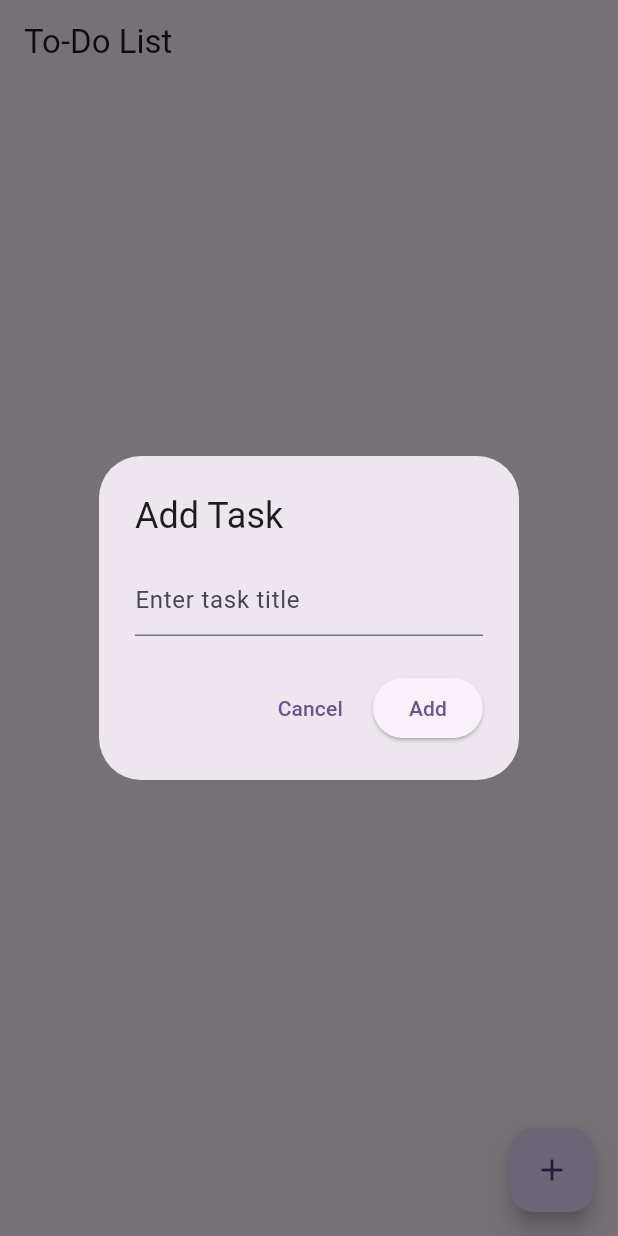
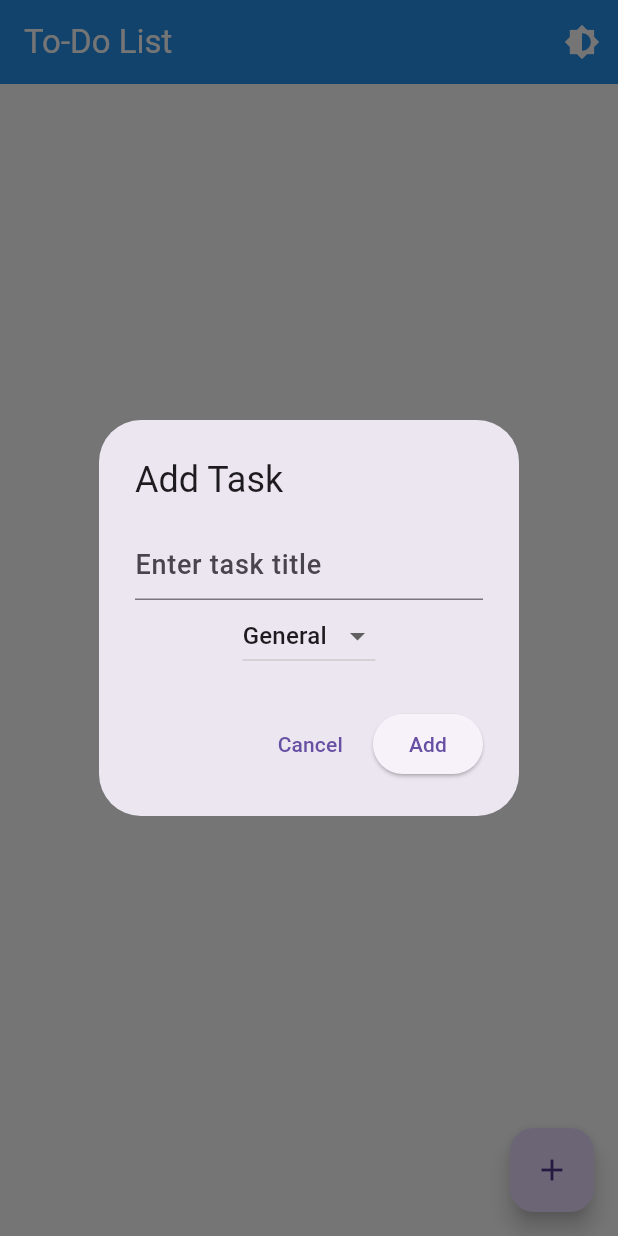
Before and after one commit to shaileshtiwari12/toDoListApp, a Flutter app: the screen it shows after launch, after a tap on the "add" icon, on a phone screen of 412 x 824 dp. Run offline on Flutter 3.47's test engine with Material 3 defaults, Android fonts, the phone set to English and light mode, and no system bars; our stand-ins replace flutter_local_notifications, shared_preferences, sqflite; accounts and stored records are empty.

```diff
--- /dev/null
+++ b/lib/database/database_helper.dart
@@ -0,0 +1,65 @@
+// database/database_helper.dart
+import 'package:sqflite/sqflite.dart';
+import 'package:path/path.dart';
+import 'package:text/models/task_model.dart';
+
+class DatabaseHelper {
+  static final DatabaseHelper instance = DatabaseHelper._init();
+  static Database? _database;
+
+  DatabaseHelper._init();
+
+  Future<Database> get database async {
+    if (_database != null) return _database!;
+    _database = await _initDB('tasks.db');
+    return _database!;
+  }
+
+  Future<Database> _initDB(String filePath) async {
+    final dbPath = await getDatabasesPath();
+    final path = join(dbPath, filePath);
+
+    return await openDatabase(path, version: 1, onCreate: _createDB);
+  }
+
+  Future<void> _createDB(Database db, int version) async {
+    await db.execute('''
+      CREATE TABLE tasks (
+        id INTEGER PRIMARY KEY AUTOINCREMENT,
+        title TEXT NOT NULL,
+        category TEXT NOT NULL,
+        isDone INTEGER NOT NULL
+      )
+    ''');
+  }
+
+  Future<int> insertTask(Task task) async {
+    final db = await instance.database;
+    return await db.insert('tasks', task.toMap());
+  }
+
+  Future<List<Task>> getTasks() async {
+    final db = await instance.database;
+    final result = await db.query('tasks');
+    return result.map((json) => Task.fromMap(json)).toList();
+  }
+
+  Future<int> updateTask(Task task) async {
+    final db = await instance.database;
+    return await db.update(
+      'tasks',
+      task.toMap(),
+      where: 'id = ?',
+      whereArgs: [task.id],
+    );
+  }
+
+  Future<int> deleteTask(int id) async {
+    final db = await instance.database;
+    return await db.delete(
+      'tasks',
+      where: 'id = ?',
+      whereArgs: [id],
+    );
+  }
+}
--- a/lib/main.dart
+++ b/lib/main.dart
@@ -1,21 +1,52 @@
+// main.dart
 import 'package:flutter/material.dart';
-import 'package:text/page/myHomePage.dart';
+import 'package:shared_preferences/shared_preferences.dart';
+import 'screens/todo_list_screen.dart';
+import 'utils/theme_provider.dart';
 
 void main() {
-  runApp(const MyApp());
+  runApp(MyApp());
 }
 
-class MyApp extends StatelessWidget {
+class MyApp extends StatefulWidget {
   const MyApp({super.key});
+
+  @override
+  // ignore: library_private_types_in_public_api
+  _MyAppState createState() => _MyAppState();
+}
+
+class _MyAppState extends State<MyApp> {
+  bool isDarkMode = false;
+
+  @override
+  void initState() {
+    super.initState();
+    _loadTheme();
+  }
+
+  Future<void> _loadTheme() async {
+    final prefs = await SharedPreferences.getInstance();
+    setState(() {
+      isDarkMode = prefs.getBool('isDarkMode') ?? false;
+    });
+  }
+
+  void _toggleTheme() async {
+    final prefs = await SharedPreferences.getInstance();
+    setState(() {
+      isDarkMode = !isDarkMode;
+      prefs.setBool('isDarkMode', isDarkMode);
+    });
+  }
+
   @override
   Widget build(BuildContext context) {
     return MaterialApp(
-      title: 'Flutter Demo',
-      theme: ThemeData(
-        colorScheme: ColorScheme.fromSeed(seedColor: Colors.deepPurple),
-      ),
+      title: 'To-Do List',
+      theme: isDarkMode ? ThemeProvider.darkTheme : ThemeProvider.lightTheme,
       debugShowCheckedModeBanner: false,
-      home: const TodoListScreen(),
+      home: TodoListScreen(toggleTheme: _toggleTheme),
     );
   }
 }
--- /dev/null
+++ b/lib/models/task_model.dart
@@ -0,0 +1,25 @@
+// models/task_model.dart
+class Task {
+  int? id;
+  String title;
+  String category;
+  int isDone;
+
+  Task({this.id, required this.title, required this.category, required this.isDone});
+
+  factory Task.fromMap(Map<String, dynamic> json) => Task(
+        id: json['id'],
+        title: json['title'],
+        category: json['category'],
+        isDone: json['isDone'],
+      );
+
+  Map<String, dynamic> toMap() {
+    return {
+      'id': id,
+      'title': title,
+      'category': category,
+      'isDone': isDone,
+    };
+  }
+}
--- a/lib/page/myHomePage.dart
+++ /dev/null
@@ -1,128 +0,0 @@
-import 'package:flutter/material.dart';
-import 'package:sqflite/sqflite.dart';
-import 'package:path/path.dart';
-
-class TodoListScreen extends StatefulWidget {
-  const TodoListScreen({super.key});
-
-  @override
-  _TodoListScreenState createState() => _TodoListScreenState();
-}
-
-class _TodoListScreenState extends State<TodoListScreen> {
-  late Database _database;
-  List<Map<String, dynamic>> _tasks = [];
-  final TextEditingController _taskController = TextEditingController();
-
-  @override
-  void initState() {
-    super.initState();
-    _initDatabase();
-  }
-
-  Future<void> _initDatabase() async {
-    _database = await openDatabase(
-      join(await getDatabasesPath(), 'todo_database.db'),
-      onCreate: (db, version) {
-        return db.execute(
-          'CREATE TABLE tasks(id INTEGER PRIMARY KEY AUTOINCREMENT, title TEXT, isDone INTEGER)',
-        );
-      },
-      version: 1,
-    );
-    _fetchTasks();
-  }
-
-  Future<void> _fetchTasks() async {
-    final List<Map<String, dynamic>> tasks = await _database.query('tasks');
-    setState(() {
-      _tasks = tasks;
-    });
-  }
-
-  Future<void> _addTask(String title) async {
-    await _database.insert('tasks', {'title': title, 'isDone': 0});
-    _fetchTasks();
-  }
-
-  Future<void> _updateTask(int id, int isDone) async {
-    await _database.update(
-      'tasks',
-      {'isDone': isDone},
-      where: 'id = ?',
-      whereArgs: [id],
-    );
-    _fetchTasks();
-  }
-
-  Future<void> _deleteTask(int id) async {
-    await _database.delete('tasks', where: 'id = ?', whereArgs: [id]);
-    _fetchTasks();
-  }
-
-  void _showAddTaskDialog(context) async {
-    await showDialog(
-      context: context,
-      builder: (context) {
-        return AlertDialog(
-          title: Text('Add Task'),
-          content: TextField(
-            controller: _taskController,
-            decoration: InputDecoration(hintText: 'Enter task title'),
-          ),
-          actions: [
-            TextButton(
-              onPressed: () {
-                Navigator.of(context).pop();
-              },
-              child: Text('Cancel'),
-            ),
-            ElevatedButton(
-              onPressed: () {
-                _addTask(_taskController.text);
-                _taskController.clear();
-                Navigator.of(context).pop();
-              },
-              child: Text('Add'),
-            ),
-          ],
-        );
-      },
-    );
-  }
-
-  @override
-  Widget build(BuildContext context) {
-    return Scaffold(
-      appBar: AppBar(title: Text('To-Do List')),
-      body: ListView.builder(
-        itemCount: _tasks.length,
-        itemBuilder: (context, index) {
-          final task = _tasks[index];
-          return ListTile(
-            title: Text(
-              task['title'],
-              style: TextStyle(
-                decoration:
-                    task['isDone'] == 1 ? TextDecoration.lineThrough : null,
-              ),
-            ),
-            trailing: Checkbox(
-              value: task['isDone'] == 1,
-              onChanged: (value) {
-                _updateTask(task['id'], value! ? 1 : 0);
-              },
-            ),
-            onLongPress: () => _deleteTask(task['id']),
-          );
-        },
-      ),
-      floatingActionButton: FloatingActionButton(
-        onPressed: () {
-          _showAddTaskDialog(context);
-        },
-        child: Icon(Icons.add),
-      ),
-    );
-  }
-}
--- /dev/null
+++ b/lib/screens/todo_list_screen.dart
@@ -0,0 +1,139 @@
+// screens/todo_list_screen.dart
+import 'package:flutter/material.dart';
+import 'package:text/database/database_helper.dart';
+import 'package:text/models/task_model.dart';
+import 'package:text/services/notification_service.dart';
+
+class TodoListScreen extends StatefulWidget {
+  final VoidCallback toggleTheme;
+  const TodoListScreen({super.key, required this.toggleTheme});
+
+  @override
+  // ignore: library_private_types_in_public_api
+  _TodoListScreenState createState() => _TodoListScreenState();
+}
+
+class _TodoListScreenState extends State<TodoListScreen> {
+  List<Task> _tasks = [];
+  final TextEditingController _taskController = TextEditingController();
+  String _selectedCategory = 'General';
+  final List<String> _categories = ['Work', 'Personal', 'General'];
+
+  @override
+  void initState() {
+    super.initState();
+    _fetchTasks();
+    NotificationService.init();
+  }
+
+  Future<void> _fetchTasks() async {
+    final tasks = await DatabaseHelper.instance.getTasks();
+    setState(() {
+      _tasks = tasks;
+    });
+  }
+
+  Future<void> _addTask(String title, String category) async {
+    final task = Task(title: title, category: category, isDone: 0);
+    await DatabaseHelper.instance.insertTask(task);
+    _fetchTasks();
+    NotificationService.showNotification('New Task Added', title);
+  }
+
+  Future<void> _updateTask(Task task) async {
+    task.isDone = task.isDone == 1 ? 0 : 1;
+    await DatabaseHelper.instance.updateTask(task);
+    _fetchTasks();
+  }
+
+  Future<void> _deleteTask(int id) async {
+    await DatabaseHelper.instance.deleteTask(id);
+    _fetchTasks();
+  }
+
+  void _showAddTaskDialog() {
+    showDialog(
+      context: context,
+      builder: (context) {
+        return AlertDialog(
+          title: Text('Add Task'),
+          content: Column(
+            mainAxisSize: MainAxisSize.min,
+            children: [
+              TextField(
+                controller: _taskController,
+                decoration: InputDecoration(hintText: 'Enter task title'),
+              ),
+              DropdownButton<String>(
+                value: _selectedCategory,
+                items: _categories.map((category) {
+                  return DropdownMenuItem(value: category, child: Text(category));
+                }).toList(),
+                onChanged: (value) {
+                  setState(() {
+                    _selectedCategory = value!;
+                  });
+                },
+              ),
+            ],
+          ),
+          actions: [
+            TextButton(
+              onPressed: () => Navigator.of(context).pop(),
+              child: Text('Cancel'),
+            ),
+            ElevatedButton(
+              onPressed: () {
+                _addTask(_taskController.text, _selectedCategory);
+                _taskController.clear();
+                Navigator.of(context).pop();
+              },
+              child: Text('Add'),
+            ),
+          ],
+        );
+      },
+    );
+  }
+
+  @override
+  Widget build(BuildContext context) {
+    return Scaffold(
+      appBar: AppBar(
+        title: Text('To-Do List'),
+        actions: [
+          IconButton(
+            icon: Icon(Icons.brightness_6),
+            onPressed: widget.toggleTheme,
+          ),
+        ],
+      ),
+      body: ListView.builder(
+        itemCount: _tasks.length,
+        itemBuilder: (context, index) {
+          final task = _tasks[index];
+          return ListTile(
+            title: Text(
+              task.title,
+              style: TextStyle(
+                decoration: task.isDone == 1 ? TextDecoration.lineThrough : null,
+              ),
+            ),
+            subtitle: Text(task.category),
+            trailing: Checkbox(
+              value: task.isDone == 1,
+              onChanged: (value) {
+                _updateTask(task);
+              },
+            ),
+            onLongPress: () => _deleteTask(task.id!),
+          );
+        },
+      ),
+      floatingActionButton: FloatingActionButton(
+        onPressed: _showAddTaskDialog,
+        child: Icon(Icons.add),
+      ),
+    );
+  }
+}
--- /dev/null
+++ b/lib/services/notification_service.dart
@@ -0,0 +1,32 @@
+// services/notification_service.dart
+import 'package:flutter_local_notifications/flutter_local_notifications.dart';
+
+class NotificationService {
+  static final FlutterLocalNotificationsPlugin _notificationsPlugin = FlutterLocalNotificationsPlugin();
+
+  static void init() {
+    final InitializationSettings initializationSettings = InitializationSettings(
+      android: AndroidInitializationSettings('@mipmap/ic_launcher'),
+    );
+
+    _notificationsPlugin.initialize(initializationSettings);
+  }
+
+  static Future<void> showNotification(String title, String body) async {
+    const AndroidNotificationDetails androidDetails = AndroidNotificationDetails(
+      'task_channel',
+      'Task Notifications',
+      importance: Importance.high,
+      priority: Priority.high,
+    );
+
+    const NotificationDetails details = NotificationDetails(android: androidDetails);
+
+    await _notificationsPlugin.show(
+      0,
+      title,
+      body,
+      details,
+    );
+  }
+}
--- /dev/null
+++ b/lib/utils/theme_provider.dart
@@ -0,0 +1,54 @@
+// utils/theme_provider.dart
+import 'package:flutter/material.dart';
+
+class ThemeProvider {
+  static final ThemeData lightTheme = ThemeData(
+    brightness: Brightness.light,
+    primarySwatch: Colors.blue,
+    useMaterial3: true,
+    scaffoldBackgroundColor: Colors.white,
+    appBarTheme: AppBarTheme(
+      backgroundColor: Colors.blue,
+      foregroundColor: Colors.white,
+      elevation: 2,
+    ),
+    textTheme: TextTheme(
+      bodyLarge: TextStyle(fontSize: 18, fontWeight: FontWeight.w500, color: Colors.black),
+      bodyMedium: TextStyle(fontSize: 16, color: Colors.black87),
+    ),
+    cardTheme: CardTheme(
+      color: Colors.white,
+      shadowColor: Colors.grey.shade200,
+      shape: RoundedRectangleBorder(borderRadius: BorderRadius.circular(12)),
+    ),
+    buttonTheme: ButtonThemeData(
+      buttonColor: Colors.blue,
+      shape: RoundedRectangleBorder(borderRadius: BorderRadius.circular(8)),
+    ),
+  );
+
+  static final ThemeData darkTheme = ThemeData(
+    brightness: Brightness.dark,
+    primarySwatch: Colors.blue,
+    useMaterial3: true,
+    scaffoldBackgroundColor: Colors.black,
+    appBarTheme: AppBarTheme(
+      backgroundColor: Colors.blueGrey.shade900,
+      foregroundColor: Colors.white,
+      elevation: 2,
+    ),
+    textTheme: TextTheme(
+      bodyLarge: TextStyle(fontSize: 18, fontWeight: FontWeight.w500, color: Colors.white),
+      bodyMedium: TextStyle(fontSize: 16, color: Colors.white70),
+    ),
+    cardTheme: CardTheme(
+      color: Colors.grey.shade900,
+      shadowColor: Colors.black54,
+      shape: RoundedRectangleBorder(borderRadius: BorderRadius.circular(12)),
+    ),
+    buttonTheme: ButtonThemeData(
+      buttonColor: Colors.blueGrey,
+      shape: RoundedRectangleBorder(borderRadius: BorderRadius.circular(8)),
+    ),
+  );
+}
--- a/pubspec.yaml
+++ b/pubspec.yaml
@@ -35,6 +35,9 @@ dependencies:
   # Use with the CupertinoIcons class for iOS style icons.
   cupertino_icons: ^1.0.8
   sqflite: ^2.4.2
+  shared_preferences: ^2.5.2
+  flutter_local_notifications: ^19.0.0
+  path: ^1.9.1
 
 dev_dependencies:
   flutter_test:
```
Also changed, not shown: pubspec.lock, 4 other files.
